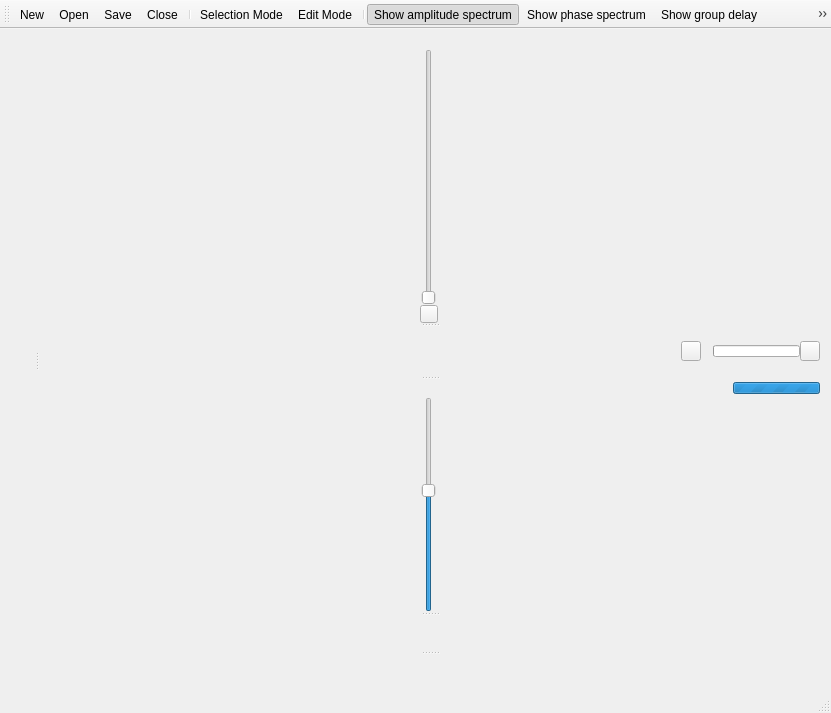
Qt form src/wmainwindow.ui (gillesdegottex/dfasma) before a commit.
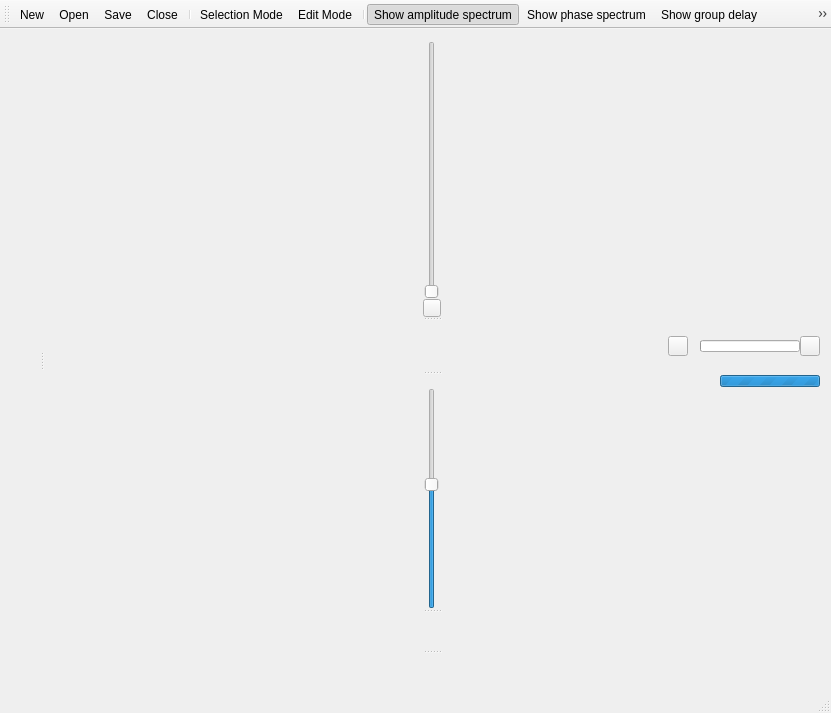
The same form after that commit. Icons and pictures are not drawn.

Diff of the .ui file:
```diff
--- a/src/wmainwindow.ui
+++ b/src/wmainwindow.ui
@@ -90,6 +90,12 @@
           <layout class="QHBoxLayout" name="horizontalLayout_3">
            <item>
             <widget class="QLabel" name="lblSelectionTxt">
+             <property name="sizePolicy">
+              <sizepolicy hsizetype="Ignored" vsizetype="Preferred">
+               <horstretch>0</horstretch>
+               <verstretch>0</verstretch>
+              </sizepolicy>
+             </property>
              <property name="font">
               <font>
                <family>Monospace</family>
@@ -107,19 +113,6 @@
              </property>
             </widget>
            </item>
-           <item>
-            <spacer name="horizontalSpacer_2">
-             <property name="orientation">
-              <enum>Qt::Horizontal</enum>
-             </property>
-             <property name="sizeHint" stdset="0">
-              <size>
-               <width>40</width>
-               <height>20</height>
-              </size>
-             </property>
-            </spacer>
-           </item>
           </layout>
          </item>
          <item>
@@ -221,7 +214,7 @@
            <item>
             <widget class="QLabel" name="lblSpectrogramSelectionTxt">
              <property name="sizePolicy">
-              <sizepolicy hsizetype="Preferred" vsizetype="Minimum">
+              <sizepolicy hsizetype="Ignored" vsizetype="Minimum">
                <horstretch>0</horstretch>
                <verstretch>0</verstretch>
               </sizepolicy>
@@ -243,19 +236,6 @@
              </property>
             </widget>
            </item>
-           <item>
-            <spacer name="horizontalSpacer_4">
-             <property name="orientation">
-              <enum>Qt::Horizontal</enum>
-             </property>
-             <property name="sizeHint" stdset="0">
-              <size>
-               <width>40</width>
-               <height>20</height>
-              </size>
-             </property>
-            </spacer>
-           </item>
            <item>
             <widget class="QPushButton" name="pbSpectrogramSTFTUpdate">
              <property name="maximumSize">
@@ -281,6 +261,12 @@
            </item>
            <item>
             <widget class="QWidget" name="wSpectrogramProgressWidgets" native="true">
+             <property name="sizePolicy">
+              <sizepolicy hsizetype="Maximum" vsizetype="Preferred">
+               <horstretch>0</horstretch>
+               <verstretch>0</verstretch>
+              </sizepolicy>
+             </property>
              <layout class="QHBoxLayout" name="horizontalLayout_5">
               <property name="spacing">
                <number>0</number>
@@ -299,6 +285,12 @@
               </property>
               <item>
                <widget class="QLabel" name="lblSpectrogramInfoTxt">
+                <property name="sizePolicy">
+                 <sizepolicy hsizetype="Maximum" vsizetype="Preferred">
+                  <horstretch>0</horstretch>
+                  <verstretch>0</verstretch>
+                 </sizepolicy>
+                </property>
                 <property name="font">
                  <font>
                   <pointsize>8</pointsize>
@@ -312,11 +304,17 @@
               <item>
                <widget class="QProgressBar" name="pgbSpectrogramSTFTCompute">
                 <property name="sizePolicy">
-                 <sizepolicy hsizetype="Minimum" vsizetype="Ignored">
+                 <sizepolicy hsizetype="Maximum" vsizetype="Ignored">
                   <horstretch>0</horstretch>
                   <verstretch>0</verstretch>
                  </sizepolicy>
                 </property>
+                <property name="minimumSize">
+                 <size>
+                  <width>100</width>
+                  <height>0</height>
+                 </size>
+                </property>
                 <property name="maximumSize">
                  <size>
                   <width>16777215</width>
@@ -409,7 +407,7 @@
            <item>
             <widget class="QLabel" name="lblSpectrumSelectionTxt">
              <property name="sizePolicy">
-              <sizepolicy hsizetype="Preferred" vsizetype="Minimum">
+              <sizepolicy hsizetype="Ignored" vsizetype="Minimum">
                <horstretch>0</horstretch>
                <verstretch>0</verstretch>
               </sizepolicy>
@@ -431,23 +429,10 @@
              </property>
             </widget>
            </item>
-           <item>
-            <spacer name="horizontalSpacer_3">
-             <property name="orientation">
-              <enum>Qt::Horizontal</enum>
-             </property>
-             <property name="sizeHint" stdset="0">
-              <size>
-               <width>58</width>
-               <height>17</height>
-              </size>
-             </property>
-            </spacer>
-           </item>
            <item>
             <widget class="QLabel" name="lblSpectrumInfoTxt">
              <property name="sizePolicy">
-              <sizepolicy hsizetype="Preferred" vsizetype="Minimum">
+              <sizepolicy hsizetype="Maximum" vsizetype="Minimum">
                <horstretch>0</horstretch>
                <verstretch>0</verstretch>
               </sizepolicy>
@@ -465,11 +450,17 @@
            <item>
             <widget class="QProgressBar" name="pgbFFTResize">
              <property name="sizePolicy">
-              <sizepolicy hsizetype="Minimum" vsizetype="Minimum">
+              <sizepolicy hsizetype="Maximum" vsizetype="Minimum">
                <horstretch>0</horstretch>
                <verstretch>0</verstretch>
               </sizepolicy>
              </property>
+             <property name="minimumSize">
+              <size>
+               <width>100</width>
+               <height>0</height>
+              </size>
+             </property>
              <property name="maximumSize">
               <size>
                <width>16777215</width>
```
